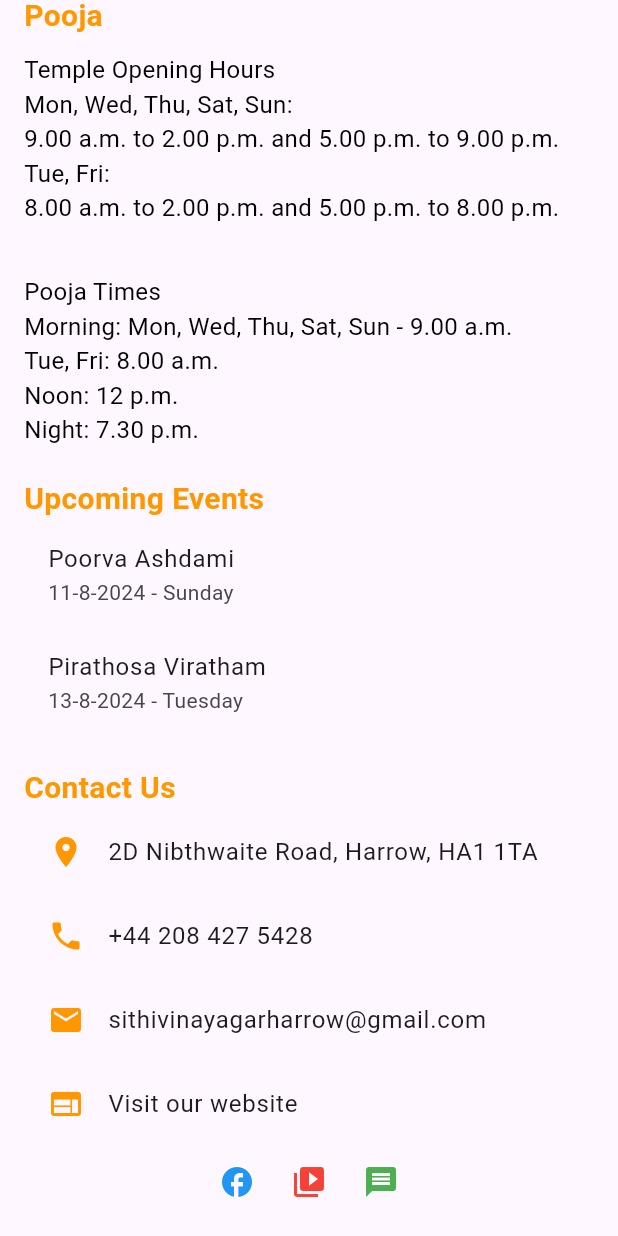
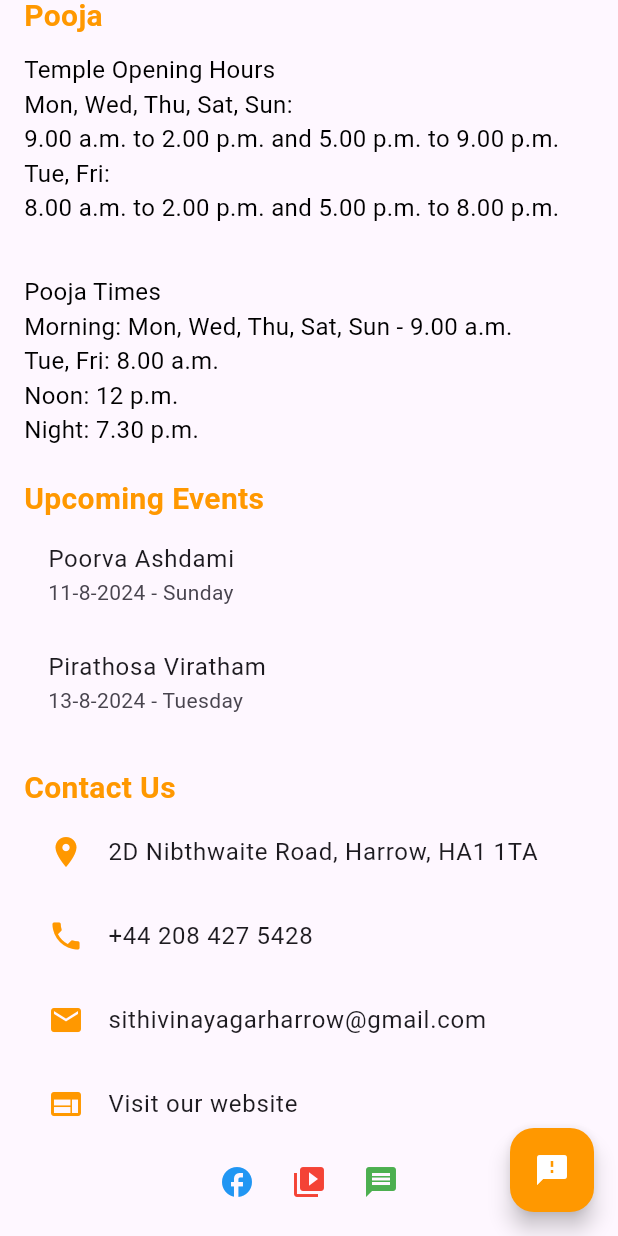
Before and after one commit to harrowsithivinayagar/harrowsithivinayagar, a Flutter app: the HomeTab screen opened directly, scrolled down 576 dp, on a phone screen of 412 x 824 dp. Run offline on Flutter 3.47's test engine with Material 3 defaults, Android fonts, the light colour scheme and no system bars; our stand-ins replace cached_network_image, cloud_firestore, firebase_analytics, firebase_auth, firebase_core, firebase_crashlytics and 9 more; missing offline and left inert: newrelic_mobile; accounts and stored records are empty.

Commit message:
Feedback

```diff
--- a/lib/homeScreen.dart
+++ b/lib/homeScreen.dart
@@ -36,9 +36,24 @@ class _HomeTabState extends State<HomeTab> {
     });
   }
 
+  void _sendFeedback() async {
+    final Uri emailLaunchUri = Uri(
+      scheme: 'mailto',
+      path: 'shriharrowsithivinayagar@gmail.com',
+      queryParameters: {'subject': 'Feedback for Harrowsithi Vinayagar Temple'},
+    );
+
+    if (await canLaunchUrl(emailLaunchUri)) {
+      await launchUrl(emailLaunchUri);
+    } else {
+      throw 'Could not launch $emailLaunchUri';
+    }
+  }
+
   @override
   Widget build(BuildContext context) {
-    return SingleChildScrollView(
+    return Scaffold(
+      body: SingleChildScrollView(
         child: Column(
           crossAxisAlignment: CrossAxisAlignment.start,
           children: <Widget>[
@@ -124,7 +139,8 @@ class _HomeTabState extends State<HomeTab> {
                     ),
                   ),
                   ListTile(
-                  leading: const Icon(Icons.location_on, color: Colors.orange),
+                    leading:
+                        const Icon(Icons.location_on, color: Colors.orange),
                     title: const Text('2D Nibthwaite Road, Harrow, HA1 1TA'),
                     onTap: () async {
                       final Uri url = Uri.parse(
@@ -210,7 +226,8 @@ class _HomeTabState extends State<HomeTab> {
                         },
                       ),
                       IconButton(
-                      icon: const Icon(Icons.video_library, color: Colors.red),
+                        icon:
+                            const Icon(Icons.video_library, color: Colors.red),
                         onPressed: () async {
                           final Uri url = Uri.parse(
                               'https://www.youtube.com/channel/UCyThGcRQbt5uPvHw-u9GFOA');
@@ -228,7 +245,8 @@ class _HomeTabState extends State<HomeTab> {
                       IconButton(
                         icon: const Icon(Icons.message, color: Colors.green),
                         onPressed: () async {
-                        final Uri url = Uri.parse('https://wa.me/442084275428');
+                          final Uri url =
+                              Uri.parse('https://wa.me/442084275428');
                           if (await canLaunchUrl(url)) {
                             await launchUrl(url);
                             // Log the event
@@ -247,6 +265,15 @@ class _HomeTabState extends State<HomeTab> {
             ),
           ],
         ),
+      ),
+      floatingActionButton: FloatingActionButton(
+        onPressed: _sendFeedback,
+        backgroundColor: Colors.orange,
+        child: const Icon(
+          Icons.feedback,
+          color: Colors.white,
+        ),
+      ),
     );
   }
 }
```
Lines whose indentation alone changed are shown as unchanged.
